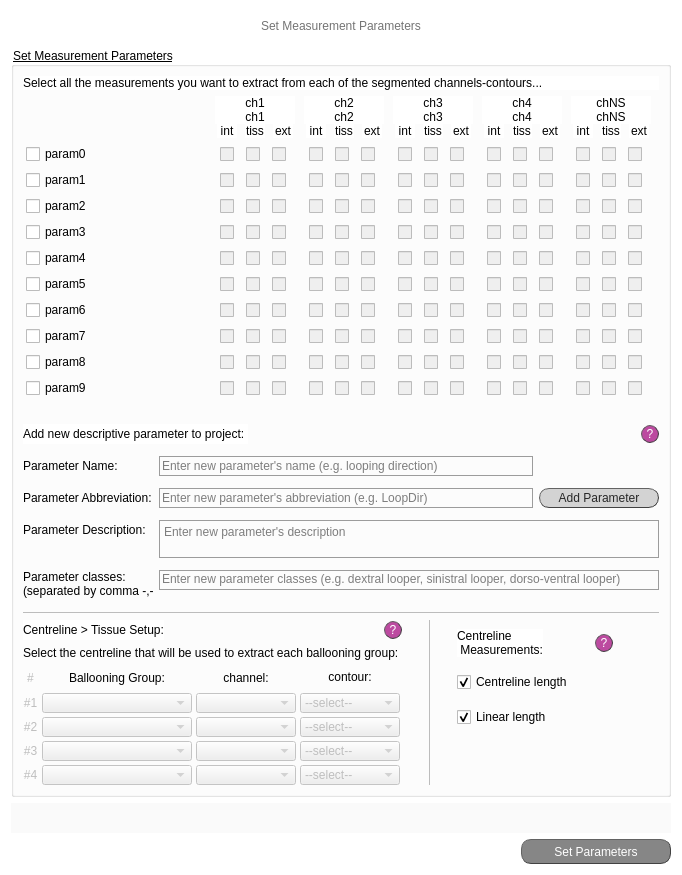
This is gui/set_meas_screen.ui in jsanchez679/morphoHeart_rev as Qt 5 draws it before an edit. The edited form follows.
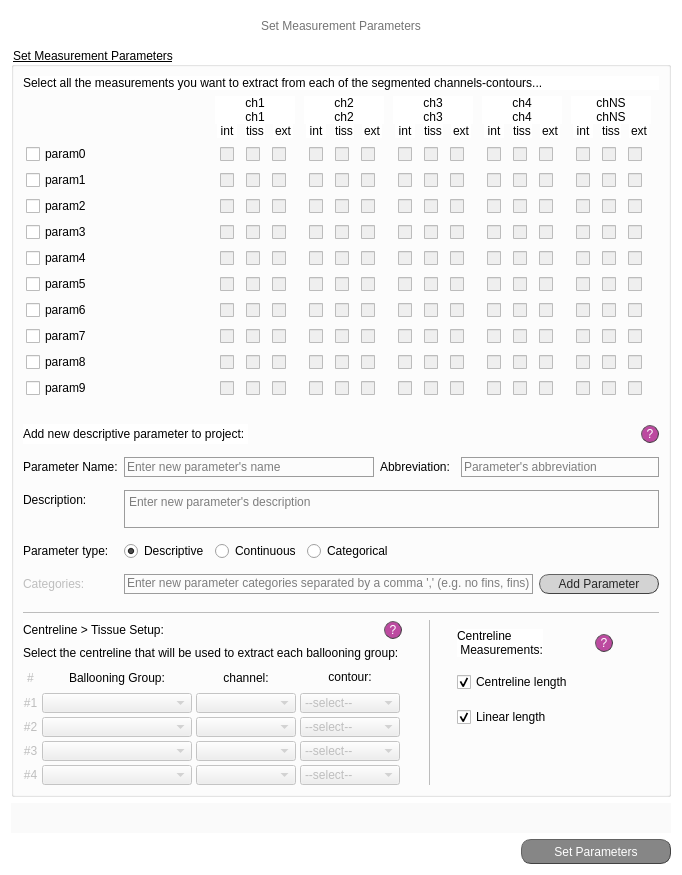
This is the edited form.

Commit message: Added some more modules to p&a tab, started creating workflow to add btn

Patch:
```diff
--- a/gui/set_meas_screen.ui
+++ b/gui/set_meas_screen.ui
@@ -8600,13 +8600,13 @@
          <widget class="QLabel" name="lab_proj_name">
           <property name="minimumSize">
            <size>
-            <width>130</width>
+            <width>95</width>
             <height>0</height>
            </size>
           </property>
           <property name="maximumSize">
            <size>
-            <width>130</width>
+            <width>95</width>
             <height>16777215</height>
            </size>
           </property>
@@ -8618,57 +8618,13 @@
           </property>
          </widget>
         </item>
-        <item row="1" column="0">
-         <widget class="QLabel" name="lab_proj_name_4">
-          <property name="minimumSize">
-           <size>
-            <width>130</width>
-            <height>0</height>
-           </size>
-          </property>
-          <property name="maximumSize">
-           <size>
-            <width>130</width>
-            <height>16777215</height>
-           </size>
-          </property>
-          <property name="styleSheet">
-           <string notr="true">font: 25 10pt &quot;Calibri Light&quot;;</string>
-          </property>
-          <property name="text">
-           <string>Parameter Abbreviation: </string>
-          </property>
-         </widget>
-        </item>
-        <item row="2" column="0">
-         <widget class="QLabel" name="lab_ref_notes">
-          <property name="minimumSize">
-           <size>
-            <width>130</width>
-            <height>20</height>
-           </size>
-          </property>
-          <property name="maximumSize">
-           <size>
-            <width>130</width>
-            <height>20</height>
-           </size>
-          </property>
-          <property name="styleSheet">
-           <string notr="true">font: 25 10pt &quot;Calibri Light&quot;;</string>
-          </property>
-          <property name="text">
-           <string>Parameter Description:</string>
-          </property>
-         </widget>
-        </item>
         <item row="0" column="1">
          <layout class="QHBoxLayout" name="horizontalLayout_3">
           <item>
            <widget class="QLineEdit" name="lineEdit_param_name">
             <property name="minimumSize">
              <size>
-              <width>0</width>
+              <width>250</width>
               <height>20</height>
              </size>
             </property>
@@ -8700,41 +8656,234 @@
              <bool>true</bool>
             </property>
             <property name="placeholderText">
-             <string>Enter new parameter's name (e.g. looping direction)</string>
+             <string>Enter new parameter's name </string>
             </property>
            </widget>
           </item>
           <item>
-           <widget class="QLabel" name="blank_2">
+           <widget class="QLabel" name="lab_proj_name_4">
             <property name="minimumSize">
              <size>
-              <width>120</width>
+              <width>75</width>
+              <height>0</height>
+             </size>
+            </property>
+            <property name="maximumSize">
+             <size>
+              <width>75</width>
+              <height>16777215</height>
+             </size>
+            </property>
+            <property name="styleSheet">
+             <string notr="true">font: 25 10pt &quot;Calibri Light&quot;;</string>
+            </property>
+            <property name="text">
+             <string>Abbreviation: </string>
+            </property>
+           </widget>
+          </item>
+          <item>
+           <widget class="QLineEdit" name="lineEdit_param_abbr">
+            <property name="minimumSize">
+             <size>
+              <width>0</width>
               <height>20</height>
              </size>
             </property>
             <property name="maximumSize">
              <size>
-              <width>120</width>
+              <width>16777215</width>
               <height>20</height>
              </size>
             </property>
-            <property name="frameShape">
-             <enum>QFrame::NoFrame</enum>
+            <property name="focusPolicy">
+             <enum>Qt::StrongFocus</enum>
             </property>
+            <property name="layoutDirection">
+             <enum>Qt::RightToLeft</enum>
+            </property>
+            <property name="styleSheet">
+             <string notr="true">QLineEdit {background-color: rgba(0,0,0,0);
+border: 1px solid rgb(156, 156, 156);
+font: 25 10pt &quot;Calibri Light&quot;;
+font-family: &quot;Calibri Light&quot;;
+}
+QLineEdit:focus { border: 1px solid #eb6fbd;}
+					</string>
+            </property>
+            <property name="maxLength">
+             <number>12</number>
+            </property>
+            <property name="frame">
+             <bool>true</bool>
+            </property>
+            <property name="placeholderText">
+             <string>Parameter's abbreviation</string>
+            </property>
+           </widget>
+          </item>
+         </layout>
+        </item>
+        <item row="1" column="0">
+         <widget class="QLabel" name="lab_ref_notes">
+          <property name="minimumSize">
+           <size>
+            <width>95</width>
+            <height>20</height>
+           </size>
+          </property>
+          <property name="maximumSize">
+           <size>
+            <width>95</width>
+            <height>20</height>
+           </size>
+          </property>
+          <property name="styleSheet">
+           <string notr="true">font: 25 10pt &quot;Calibri Light&quot;;</string>
+          </property>
+          <property name="text">
+           <string>Description:</string>
+          </property>
+         </widget>
+        </item>
+        <item row="2" column="0">
+         <widget class="QLabel" name="lab_ref_notes_2">
+          <property name="minimumSize">
+           <size>
+            <width>95</width>
+            <height>20</height>
+           </size>
+          </property>
+          <property name="maximumSize">
+           <size>
+            <width>95</width>
+            <height>20</height>
+           </size>
+          </property>
+          <property name="styleSheet">
+           <string notr="true">font: 25 10pt &quot;Calibri Light&quot;;</string>
+          </property>
+          <property name="text">
+           <string>Parameter type: </string>
+          </property>
+         </widget>
+        </item>
+        <item row="2" column="1">
+         <layout class="QHBoxLayout" name="horizontalLayout_14">
+          <item>
+           <widget class="QRadioButton" name="rB_descriptive">
+            <property name="styleSheet">
+             <string notr="true">font: 25 10pt &quot;Calibri Light&quot;;</string>
+            </property>
             <property name="text">
-             <string>&lt;html&gt;&lt;head/&gt;&lt;body&gt;&lt;p&gt;&lt;br/&gt;&lt;/p&gt;&lt;/body&gt;&lt;/html&gt;</string>
+             <string>Descriptive</string>
             </property>
-            <property name="alignment">
-             <set>Qt::AlignCenter</set>
+            <property name="checked">
+             <bool>true</bool>
             </property>
            </widget>
           </item>
+          <item>
+           <widget class="QRadioButton" name="rB_continuous">
+            <property name="styleSheet">
+             <string notr="true">font: 25 10pt &quot;Calibri Light&quot;;</string>
+            </property>
+            <property name="text">
+             <string>Continuous</string>
+            </property>
+            <property name="checked">
+             <bool>false</bool>
+            </property>
+           </widget>
+          </item>
+          <item>
+           <widget class="QRadioButton" name="rB_categorical">
+            <property name="styleSheet">
+             <string notr="true">font: 25 10pt &quot;Calibri Light&quot;;</string>
+            </property>
+            <property name="text">
+             <string>Categorical</string>
+            </property>
+           </widget>
+          </item>
+          <item>
+           <spacer name="horizontalSpacer_4">
+            <property name="orientation">
+             <enum>Qt::Horizontal</enum>
+            </property>
+            <property name="sizeHint" stdset="0">
+             <size>
+              <width>40</width>
+              <height>20</height>
+             </size>
+            </property>
+           </spacer>
+          </item>
          </layout>
         </item>
+        <item row="3" column="0">
+         <widget class="QLabel" name="lab_categories">
+          <property name="enabled">
+           <bool>false</bool>
+          </property>
+          <property name="minimumSize">
+           <size>
+            <width>95</width>
+            <height>0</height>
+           </size>
+          </property>
+          <property name="maximumSize">
+           <size>
+            <width>95</width>
+            <height>16777215</height>
+           </size>
+          </property>
+          <property name="styleSheet">
+           <string notr="true">font: 25 10pt &quot;Calibri Light&quot;;</string>
+          </property>
+          <property name="text">
+           <string>Categories:</string>
+          </property>
+         </widget>
+        </item>
         <item row="1" column="1">
+         <widget class="QTextEdit" name="textEdit_param_desc">
+          <property name="minimumSize">
+           <size>
+            <width>0</width>
+            <height>38</height>
+           </size>
+          </property>
+          <property name="maximumSize">
+           <size>
+            <width>16777215</width>
+            <height>38</height>
+           </size>
+          </property>
+          <property name="styleSheet">
+           <string notr="true">QTextEdit {background-color: rgba(0,0,0,0);
+border: 1px solid rgb(156, 156, 156);
+font: 25 10pt &quot;Calibri Light&quot;;
+font-family: &quot;Calibri Light&quot;;
+}
+QTextEdit:focus { border: 1px solid #eb6fbd;}
+					</string>
+          </property>
+          <property name="documentTitle">
+           <string/>
+          </property>
+          <property name="placeholderText">
+           <string>Enter new parameter's description</string>
+          </property>
+         </widget>
+        </item>
+        <item row="3" column="1">
          <layout class="QHBoxLayout" name="horizontalLayout_2">
           <item>
-           <widget class="QLineEdit" name="lineEdit_param_abbr">
+           <widget class="QLineEdit" name="lineEdit_param_classes">
+            <property name="enabled">
+             <bool>false</bool>
+            </property>
             <property name="minimumSize">
              <size>
               <width>0</width>
@@ -8768,8 +8917,11 @@
             <property name="frame">
              <bool>true</bool>
             </property>
+            <property name="alignment">
+             <set>Qt::AlignLeading|Qt::AlignLeft|Qt::AlignTop</set>
+            </property>
             <property name="placeholderText">
-             <string>Enter new parameter's abbreviation (e.g. LoopDir)</string>
+             <string>Enter new parameter categories separated by a comma ',' (e.g. no fins, fins)</string>
             </property>
            </widget>
           </item>
@@ -8814,103 +8966,6 @@
           </item>
          </layout>
         </item>
-        <item row="2" column="1">
-         <widget class="QTextEdit" name="textEdit_param_desc">
-          <property name="minimumSize">
-           <size>
-            <width>0</width>
-            <height>38</height>
-           </size>
-          </property>
-          <property name="maximumSize">
-           <size>
-            <width>16777215</width>
-            <height>38</height>
-           </size>
-          </property>
-          <property name="styleSheet">
-           <string notr="true">QTextEdit {background-color: rgba(0,0,0,0);
-border: 1px solid rgb(156, 156, 156);
-font: 25 10pt &quot;Calibri Light&quot;;
-font-family: &quot;Calibri Light&quot;;
-}
-QTextEdit:focus { border: 1px solid #eb6fbd;}
-					</string>
-          </property>
-          <property name="documentTitle">
-           <string/>
-          </property>
-          <property name="placeholderText">
-           <string>Enter new parameter's description</string>
-          </property>
-         </widget>
-        </item>
-        <item row="3" column="0">
-         <widget class="QLabel" name="lab_proj_name_2">
-          <property name="minimumSize">
-           <size>
-            <width>130</width>
-            <height>0</height>
-           </size>
-          </property>
-          <property name="maximumSize">
-           <size>
-            <width>130</width>
-            <height>16777215</height>
-           </size>
-          </property>
-          <property name="styleSheet">
-           <string notr="true">font: 25 10pt &quot;Calibri Light&quot;;</string>
-          </property>
-          <property name="text">
-           <string>Parameter classes: 
-(separated by comma -,-)</string>
-          </property>
-         </widget>
-        </item>
-        <item row="3" column="1">
-         <widget class="QLineEdit" name="lineEdit_param_classes">
-          <property name="minimumSize">
-           <size>
-            <width>0</width>
-            <height>20</height>
-           </size>
-          </property>
-          <property name="maximumSize">
-           <size>
-            <width>16777215</width>
-            <height>20</height>
-           </size>
-          </property>
-          <property name="focusPolicy">
-           <enum>Qt::StrongFocus</enum>
-          </property>
-          <property name="layoutDirection">
-           <enum>Qt::RightToLeft</enum>
-          </property>
-          <property name="styleSheet">
-           <string notr="true">QLineEdit {background-color: rgba(0,0,0,0);
-border: 1px solid rgb(156, 156, 156);
-font: 25 10pt &quot;Calibri Light&quot;;
-font-family: &quot;Calibri Light&quot;;
-}
-QLineEdit:focus { border: 1px solid #eb6fbd;}
-					</string>
-          </property>
-          <property name="maxLength">
-           <number>100</number>
-          </property>
-          <property name="frame">
-           <bool>true</bool>
-          </property>
-          <property name="alignment">
-           <set>Qt::AlignLeading|Qt::AlignLeft|Qt::AlignTop</set>
-          </property>
-          <property name="placeholderText">
-           <string>Enter new parameter classes (e.g. dextral looper, sinistral looper, dorso-ventral looper)</string>
-          </property>
-         </widget>
-        </item>
        </layout>
       </item>
       <item>
```
Left out of the diff: 2 changed lines with no effect on the pictures. The commit also changes 7 other files.
